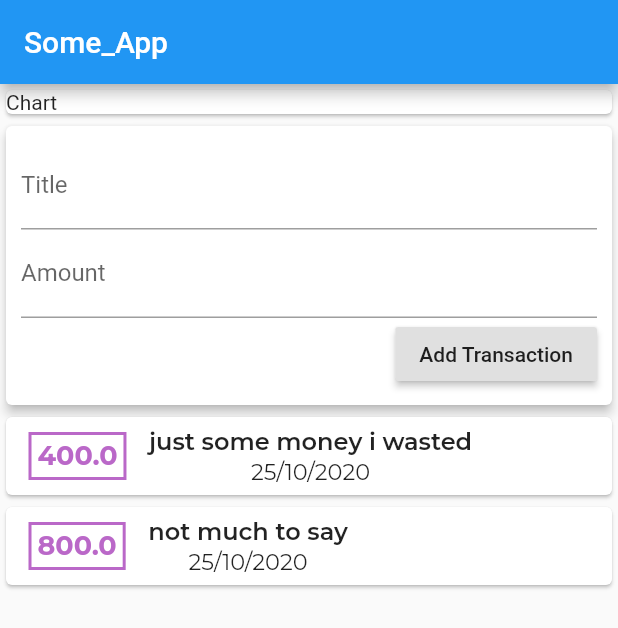
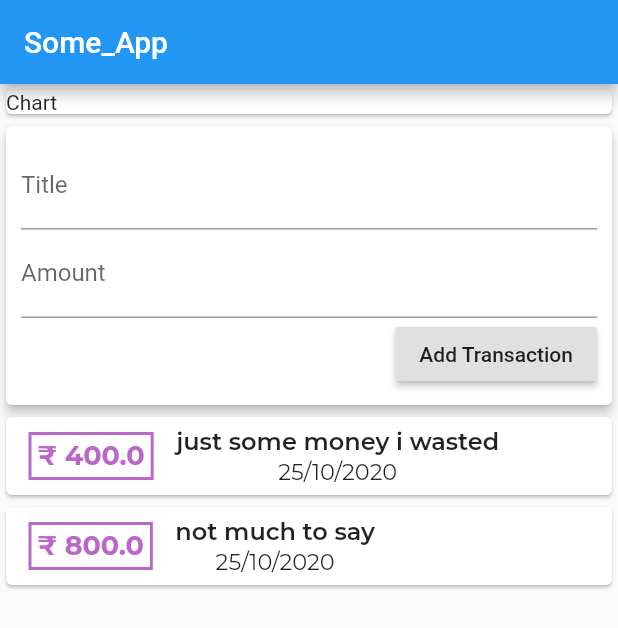
Before and after one commit to NEONSOLISALPHA/udemy-expenses-app, a Flutter app: the screen it shows after launch, on a phone screen of 412 x 824 dp. Shown: the top 628 px of the screen. Run offline on Flutter 3.47's test engine with Material 2 defaults, Android fonts, the phone set to English and light mode, and no system bars; our stand-ins replace google_fonts.

Commit message:
• Added a ListView.builder to create   the transaction list in   transaction_list.dart • Added parent singlechildview to   main body column in main.dart • changed the type of amount in    amount_box.dart to string to    accomodate currency symbols

```diff
--- a/lib/main.dart
+++ b/lib/main.dart
@@ -13,7 +13,8 @@ class MyApp extends StatelessWidget {
         appBar: AppBar(
           title: Text('Some_App'), // title of the app.
         ),
-        body: Column(
+        body: SingleChildScrollView(
+          child: Column(
             // mainAxisAlignment: MainAxisAlignment.start,
             crossAxisAlignment: CrossAxisAlignment.stretch,
             children: [
@@ -27,6 +28,7 @@ class MyApp extends StatelessWidget {
             ],
           ),
         ),
+      ),
     );
   }
 }
--- a/lib/widgets/amount_box.dart
+++ b/lib/widgets/amount_box.dart
@@ -2,7 +2,7 @@ import 'package:flutter/material.dart';
 import 'package:google_fonts/google_fonts.dart';
 
 class AmountBox extends StatelessWidget {
-  final double amount;
+  final String amount; // amount is a string with a currency symbol with it
 
   AmountBox(this.amount);
   @override
@@ -14,7 +14,7 @@ class AmountBox extends StatelessWidget {
       ),
       padding: EdgeInsets.symmetric(vertical: 3, horizontal: 4),
       child: Text(
-        amount.toString(),
+        amount,
         style: GoogleFonts.montserrat(
           textStyle: TextStyle(
               color: Colors.purple[300],
--- a/lib/widgets/transaction_list.dart
+++ b/lib/widgets/transaction_list.dart
@@ -10,26 +10,28 @@ class TransactionList extends StatelessWidget {
   TransactionList(this.userTransactionList);
   @override
   Widget build(BuildContext context) {
-    return Column(
-      // mainAxisAlignment: MainAxisAlignment.start,
-      children: userTransactionList.map(
-        (tx) {
+    return Container(
+      height: 500,
+      child: ListView.builder(
+        itemBuilder: (ctx, index) {
           return Card(
             child: Row(
               children: [
-                AmountBox(tx.amount),
+                AmountBox('₹ ${userTransactionList[index].amount}'),
                 Column(
                   // crossAxisAlignment: CrossAxisAlignment.start,
                   children: [
                     Text(
-                      tx.title,
+                      userTransactionList[index].title,
                       style: GoogleFonts.montserrat(
                         textStyle: TextStyle(
                             fontWeight: FontWeight.w600, fontSize: 16),
                       ),
                     ),
                     Text(
-                      DateFormat('dd/MM/yyyy').format(tx.date).toString(),
+                      DateFormat('dd/MM/yyyy')
+                          .format(userTransactionList[index].date)
+                          .toString(),
                       style: GoogleFonts.montserrat(
                         textStyle: TextStyle(
                             fontWeight: FontWeight.w400, fontSize: 15),
@@ -41,7 +43,8 @@ class TransactionList extends StatelessWidget {
             ),
           );
         },
-      ).toList(),
+        itemCount: userTransactionList.length,
+      ),
     );
   }
 }
```
Lines whose indentation alone changed are shown as unchanged.
